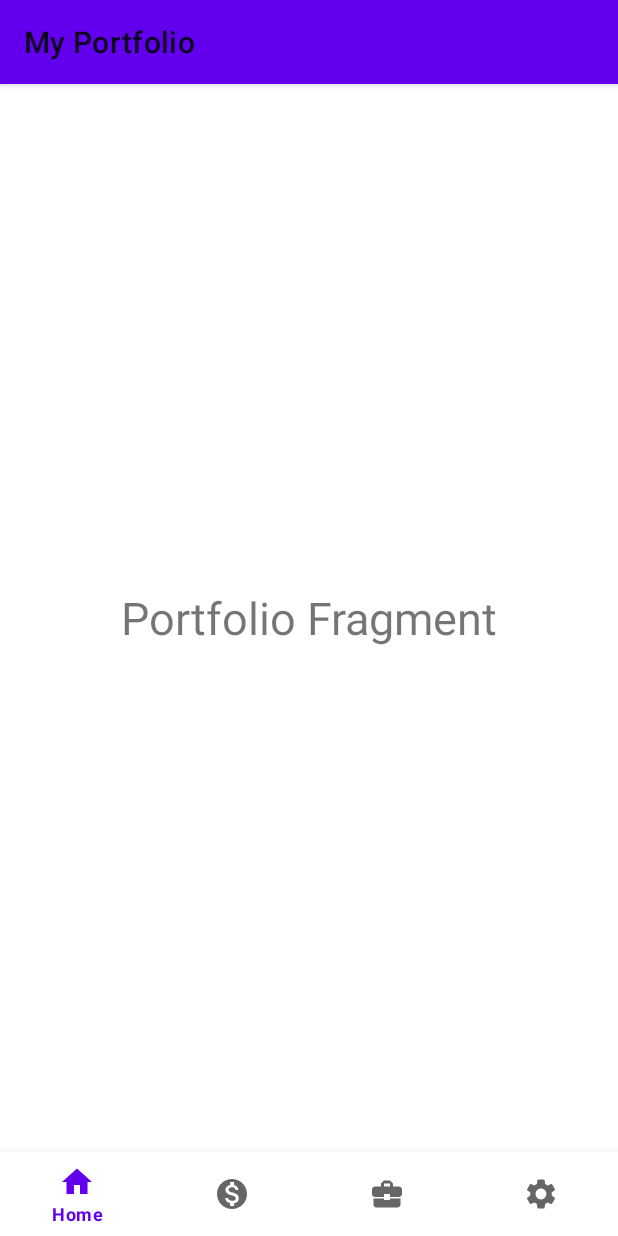
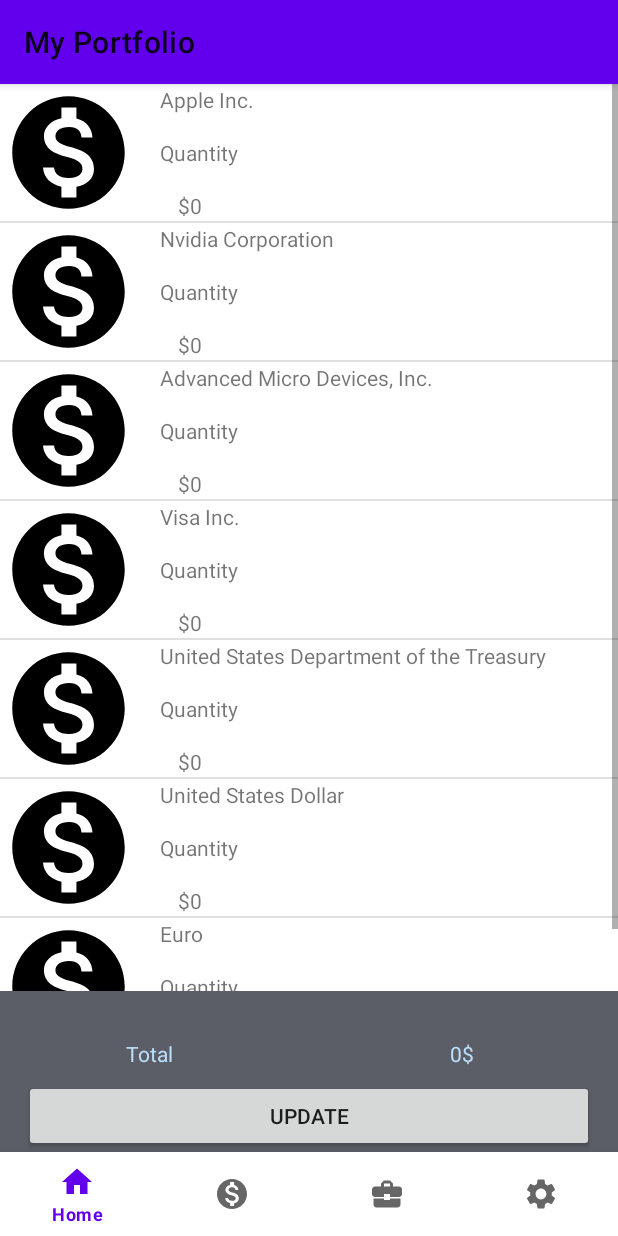
Before and after one commit to ZenTaKr0fTeR111/MyPortfolio, an Android app: the PortfolioFragment screen opened through its navigation route, on a phone screen of 412 x 824 dp. Run offline under Robolectric (Android 15) with nearby library versions, the phone set to English and light mode, and no system bars; our stand-ins replace Dagger/Hilt's generated code.

Commit message:
portfolio adapter and holderr

```diff
--- /dev/null
+++ b/app/src/main/java/com/example/myportfolio/adapter/PortfolioAdapter.kt
@@ -0,0 +1,37 @@
+package com.example.myportfolio.adapter
+
+import android.view.LayoutInflater
+import android.view.ViewGroup
+import androidx.recyclerview.widget.AsyncListDiffer
+import androidx.recyclerview.widget.DiffUtil
+import androidx.recyclerview.widget.RecyclerView
+import com.example.myportfolio.databinding.ViewholerPortfolioBinding
+import com.example.myportfolio.domain.models.Asset
+import com.example.myportfolio.viewHolder.PortfolioViewHolder
+
+class PortfolioAdapter : RecyclerView.Adapter<PortfolioViewHolder>() {
+    var onClick: (Asset) -> Unit = { }
+
+    override fun onCreateViewHolder(parent: ViewGroup, viewType: Int): PortfolioViewHolder {
+        return PortfolioViewHolder(
+            ViewholerPortfolioBinding.inflate(LayoutInflater.from(parent.context), parent, false)
+        )
+    }
+
+    override fun onBindViewHolder(holder: PortfolioViewHolder, position: Int) {
+        holder.setData(differ.currentList[position], onClick)
+    }
+
+    override fun getItemCount() = differ.currentList.size
+
+    private val differCallback = object : DiffUtil.ItemCallback<Asset>() {
+        override fun areItemsTheSame(oldItem: Asset, newItem: Asset): Boolean {
+            return oldItem.id == newItem.id
+        }
+
+        override fun areContentsTheSame(oldItem: Asset, newItem: Asset): Boolean {
+            return oldItem.id == newItem.id && oldItem.name == newItem.name
+        }
+    }
+    val differ = AsyncListDiffer(this, differCallback)
+}
--- /dev/null
+++ b/app/src/main/java/com/example/myportfolio/ui/portfolio_screen/DetailedPortfolioFragment.kt
@@ -0,0 +1,38 @@
+package com.example.myportfolio.ui.portfolio_screen
+
+import android.app.Dialog
+import android.os.Bundle
+import android.view.LayoutInflater
+import android.view.View
+import android.view.ViewGroup
+import com.example.myportfolio.R
+import com.google.android.material.bottomsheet.BottomSheetDialog
+import com.google.android.material.bottomsheet.BottomSheetDialogFragment
+
+class DetailedPortfolioFragment : BottomSheetDialogFragment() {
+
+    override fun onCreateView(
+        inflater: LayoutInflater,
+        container: ViewGroup?,
+        savedInstanceState: Bundle?
+    ): View? {
+        return inflater.inflate(R.layout.fragment_detailed_portfolio, container, false)
+    }
+
+    override fun onCreateDialog(savedInstanceState: Bundle?): Dialog {
+        val dialog = super.onCreateDialog(savedInstanceState) as BottomSheetDialog
+
+        // Настройка параметров bottom sheet
+        dialog.behavior.apply {
+            // Установка высоты bottom sheet (можно задать высоту в пикселях или WRAP_CONTENT)
+            // peekHeight = 500 // Пример установки высоты в пикселях
+            // peekHeight = BottomSheetBehavior.PEEK_HEIGHT_AUTO // Автоматический расчет высоты
+            // ...
+
+            // Дополнительные настройки behavior'а
+            // ...
+        }
+
+        return dialog
+    }
+}
--- a/app/src/main/java/com/example/myportfolio/ui/portfolio_screen/PortfolioFragment.kt
+++ b/app/src/main/java/com/example/myportfolio/ui/portfolio_screen/PortfolioFragment.kt
@@ -5,11 +5,14 @@ import android.view.LayoutInflater
 import android.view.View
 import android.view.ViewGroup
 import androidx.fragment.app.Fragment
+import androidx.recyclerview.widget.DividerItemDecoration
+import com.example.myportfolio.adapter.PortfolioAdapter
+import com.example.myportfolio.data.datasource.assetsStorage
 import com.example.myportfolio.databinding.FragmentPortfolioBinding
 
 class PortfolioFragment : Fragment() {
     private var _binding: FragmentPortfolioBinding? = null
-    val binding
+    private val binding
         get() = _binding!!
 
     override fun onCreateView(
@@ -21,6 +24,31 @@ class PortfolioFragment : Fragment() {
         return binding.root
     }
 
+    override fun onViewCreated(view: View, savedInstanceState: Bundle?) {
+        super.onViewCreated(view, savedInstanceState)
+
+        val portfolioAdapter = PortfolioAdapter()
+
+        binding.apply {
+            viewPortfolio.apply {
+                adapter = portfolioAdapter
+            }
+        }
+        binding.viewPortfolio.addItemDecoration(
+            DividerItemDecoration(context, DividerItemDecoration.VERTICAL)
+        )
+
+        portfolioAdapter.differ.submitList(assetsStorage)
+
+//             val adapter = portfolioAdapter { assetId ->
+//            findNavController().navigate(
+//                PortfolioFragment.actionPortfolioFragmenttoDetailedPortfolioFragment(
+//                    assetId
+//                )--помогите,пожалуйста ,что мне здесь надо исправить?????(мб AssetId)
+//            )
+//        }
+    }
+
     override fun onDestroyView() {
         _binding = null
         super.onDestroyView()
--- /dev/null
+++ b/app/src/main/java/com/example/myportfolio/viewHolder/PortfolioViewHolder.kt
@@ -0,0 +1,19 @@
+package com.example.myportfolio.viewHolder
+
+import androidx.recyclerview.widget.RecyclerView
+import com.example.myportfolio.databinding.ViewholerPortfolioBinding
+import com.example.myportfolio.domain.models.Asset
+
+class PortfolioViewHolder(
+    private var binding: ViewholerPortfolioBinding
+) : RecyclerView.ViewHolder(binding.root) {
+    fun setData(item: Asset, onClick: (Asset) -> Unit) {
+        binding.apply {
+            ViewholderPortfolio.setOnClickListener {
+                onClick(item)
+            }
+//            imageView.setImageResource(item.imageRes)
+            tvAssetName.text = item.name
+        }
+    }
+}
--- /dev/null
+++ b/app/src/main/res/layout/fragment_detailed_portfolio.xml
@@ -0,0 +1,12 @@
+<?xml version="1.0" encoding="utf-8"?>
+<FrameLayout xmlns:android="http://schemas.android.com/apk/res/android"
+    xmlns:tools="http://schemas.android.com/tools"
+    android:layout_width="match_parent"
+    android:layout_height="match_parent"
+    tools:context=".ui.portfolio_screen.DetailedPortfolioFragment">
+
+    <TextView
+        android:layout_width="match_parent"
+        android:layout_height="match_parent"
+        android:text="@string/details_inf" />
+</FrameLayout>
--- a/app/src/main/res/layout/fragment_portfolio.xml
+++ b/app/src/main/res/layout/fragment_portfolio.xml
@@ -1,14 +1,93 @@
 <?xml version="1.0" encoding="utf-8"?>
-<FrameLayout xmlns:android="http://schemas.android.com/apk/res/android"
+<androidx.constraintlayout.widget.ConstraintLayout xmlns:android="http://schemas.android.com/apk/res/android"
+    xmlns:app="http://schemas.android.com/apk/res-auto"
     xmlns:tools="http://schemas.android.com/tools"
+    android:id="@+id/PortfolioMain"
     android:layout_width="match_parent"
     android:layout_height="match_parent"
     tools:context=".ui.portfolio_screen.PortfolioFragment">
 
-    <TextView
+    <androidx.constraintlayout.widget.ConstraintLayout
+        android:id="@+id/constraintLayout2"
         android:layout_width="match_parent"
-        android:layout_height="match_parent"
-        android:gravity="center"
-        android:textSize="30sp"
-        android:text="Portfolio Fragment" />
-</FrameLayout>
+        android:layout_height="wrap_content"
+        android:background="@color/material_dynamic_neutral_variant40"
+        app:layout_constraintBottom_toBottomOf="parent"
+        app:layout_constraintEnd_toEndOf="parent"
+        app:layout_constraintStart_toStartOf="parent"
+        app:layout_constraintTop_toBottomOf="@+id/scrollView2">
+
+        <androidx.appcompat.widget.AppCompatButton
+            android:id="@+id/button2"
+            android:layout_width="0dp"
+            android:layout_height="wrap_content"
+            android:layout_marginTop="8dp"
+            android:text="@string/update"
+            app:layout_constraintBottom_toBottomOf="parent"
+            app:layout_constraintEnd_toEndOf="@+id/constraintLayout3"
+            app:layout_constraintHorizontal_bias="0.0"
+            app:layout_constraintStart_toStartOf="@+id/constraintLayout3"
+            app:layout_constraintTop_toBottomOf="@+id/constraintLayout3"
+            app:layout_constraintVertical_bias="0.111"
+            tools:ignore="VisualLintButtonSize" />
+
+        <androidx.constraintlayout.widget.ConstraintLayout
+            android:id="@+id/constraintLayout3"
+            android:layout_width="match_parent"
+            android:layout_height="wrap_content"
+            android:layout_margin="16dp"
+            app:layout_constraintBottom_toBottomOf="parent"
+            app:layout_constraintEnd_toEndOf="parent"
+            app:layout_constraintStart_toStartOf="parent"
+            app:layout_constraintTop_toTopOf="parent"
+            app:layout_constraintVertical_bias="0.0">
+
+            <TextView
+                android:id="@+id/totalPrice"
+                android:layout_width="wrap_content"
+                android:layout_height="wrap_content"
+                android:layout_marginStart="68dp"
+                android:layout_marginTop="16dp"
+                android:text="@string/total"
+                android:textColor="#BBDEFB"
+                app:layout_constraintStart_toStartOf="parent"
+                app:layout_constraintTop_toTopOf="parent" />
+
+            <TextView
+                android:id="@+id/TotalPrice"
+                android:layout_width="wrap_content"
+                android:layout_height="wrap_content"
+                android:layout_marginEnd="80dp"
+                android:text="@string/_00"
+                android:textColor="#BBDEFB"
+                app:layout_constraintBottom_toBottomOf="@+id/totalPrice"
+                app:layout_constraintEnd_toEndOf="parent"
+                app:layout_constraintTop_toTopOf="@+id/totalPrice"
+                app:layout_constraintVertical_bias="0.0" />
+
+        </androidx.constraintlayout.widget.ConstraintLayout>
+    </androidx.constraintlayout.widget.ConstraintLayout>
+
+    <ScrollView
+        android:id="@+id/scrollView2"
+        android:layout_width="match_parent"
+        android:layout_height="0dp"
+        app:layout_constraintBottom_toTopOf="@+id/constraintLayout2"
+        app:layout_constraintEnd_toEndOf="parent"
+        app:layout_constraintStart_toStartOf="parent"
+        app:layout_constraintTop_toTopOf="parent"
+        app:layout_constraintVertical_bias="0.51">
+
+        <LinearLayout
+            android:layout_width="match_parent"
+            android:layout_height="wrap_content"
+            android:orientation="vertical">
+
+            <androidx.recyclerview.widget.RecyclerView
+                android:id="@+id/viewPortfolio"
+                android:layout_width="match_parent"
+                android:layout_height="match_parent"
+                app:layoutManager="androidx.recyclerview.widget.LinearLayoutManager" />
+        </LinearLayout>
+    </ScrollView>
+</androidx.constraintlayout.widget.ConstraintLayout>
--- /dev/null
+++ b/app/src/main/res/layout/viewholer_portfolio.xml
@@ -0,0 +1,47 @@
+<?xml version="1.0" encoding="utf-8"?>
+<androidx.constraintlayout.widget.ConstraintLayout xmlns:android="http://schemas.android.com/apk/res/android"
+    xmlns:app="http://schemas.android.com/apk/res-auto"
+    android:id="@+id/Viewholder_Portfolio"
+    android:layout_width="match_parent"
+    android:layout_height="wrap_content"
+    android:layout_margin="1px">
+
+    <ImageView
+        android:id="@+id/pick"
+        android:layout_width="90dp"
+        android:layout_height="90dp"
+        android:contentDescription="@string/todo"
+        app:layout_constraintBottom_toBottomOf="parent"
+        app:layout_constraintStart_toStartOf="parent"
+        app:layout_constraintTop_toTopOf="parent"
+        app:srcCompat="@drawable/asset_list_icon" />
+
+    <TextView
+        android:id="@+id/textView4"
+        android:layout_width="wrap_content"
+        android:layout_height="wrap_content"
+        android:layout_marginStart="12dp"
+        android:layout_marginTop="16dp"
+        android:text="@string/_0"
+        app:layout_constraintStart_toStartOf="@+id/textView3"
+        app:layout_constraintTop_toBottomOf="@+id/textView3" />
+
+    <TextView
+        android:id="@+id/tv_Asset_Name"
+        android:layout_width="wrap_content"
+        android:layout_height="wrap_content"
+        android:layout_marginStart="16dp"
+        android:text="@string/nvidia"
+        app:layout_constraintStart_toEndOf="@+id/pick"
+        app:layout_constraintTop_toTopOf="parent" />
+
+    <TextView
+        android:id="@+id/textView3"
+        android:layout_width="wrap_content"
+        android:layout_height="wrap_content"
+        android:layout_marginTop="16dp"
+        android:text="@string/quantity"
+        app:layout_constraintStart_toStartOf="@+id/tv_Asset_Name"
+        app:layout_constraintTop_toBottomOf="@+id/tv_Asset_Name" />
+
+</androidx.constraintlayout.widget.ConstraintLayout>
--- a/app/src/main/res/navigation/nav_graph.xml
+++ b/app/src/main/res/navigation/nav_graph.xml
@@ -23,7 +23,11 @@
         android:id="@+id/portfolioFragment"
         android:name="com.example.myportfolio.ui.portfolio_screen.PortfolioFragment"
         android:label="fragment_portfolio"
-        tools:layout="@layout/fragment_portfolio" />
+        tools:layout="@layout/fragment_portfolio" >
+        <action
+            android:id="@+id/action_portfolioFragment_to_DetailedPortfolioFragment"
+            app:destination="@id/DetailedPortfolioFragment" />
+    </fragment>
     <fragment
         android:id="@+id/settingsFragment"
         android:name="com.example.myportfolio.ui.settings_screen.SettingsFragment"
@@ -38,4 +42,9 @@
             android:name="assetId"
             app:argType="integer" />
     </fragment>
+    <fragment
+        android:id="@+id/DetailedPortfolioFragment"
+        android:name="com.example.myportfolio.ui.portfolio_screen.DetailedPortfolioFragment"
+        android:label="Existing Fragment"
+        tools:layout="@layout/fragment_detailed_portfolio" />
 </navigation>
--- a/app/src/main/res/values/strings.xml
+++ b/app/src/main/res/values/strings.xml
@@ -6,4 +6,12 @@
     <string name="text_settings">Settings</string>
     <!-- TODO: Remove or change this placeholder text -->
     <string name="hello_blank_fragment">Hello blank fragment</string>
+    <string name="quantity">Quantity</string>
+    <string name="nvidia">Nvidia</string>
+    <string name="todo">TODO</string>
+    <string name="_0">$0</string>
+    <string name="details_inf">details inf</string>
+    <string name="update">Update</string>
+    <string name="total">Total</string>
+    <string name="_00">0$</string>
 </resources>
```
